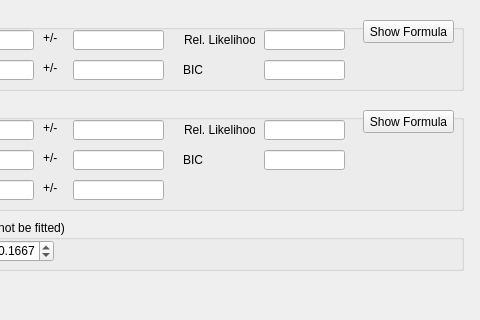
Eggeling-Lab-Microscope-Software/TRAIT2D, file gui/tab/msd.ui: the form before one commit; both pictures show x 167 to 647 and y 0 to 320 of the 647 by 800 pixel window.
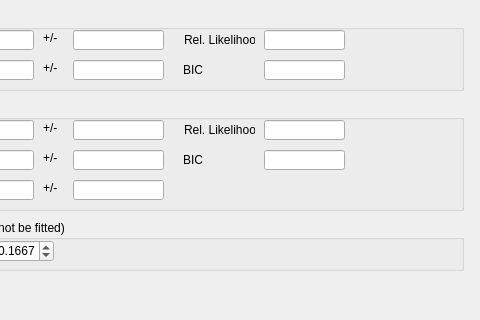
The form after the commit. Custom widgets are drawn as their Qt base class.

Commit message: remove formula buttons from GUI

The edit to the form file:
```diff
--- a/gui/tab/msd.ui
+++ b/gui/tab/msd.ui
@@ -38,19 +38,6 @@
    <property name="title">
     <string>Model 1</string>
    </property>
-   <widget class="QPushButton" name="pushButtonFormula_1">
-    <property name="geometry">
-     <rect>
-      <x>520</x>
-      <y>10</y>
-      <width>91</width>
-      <height>23</height>
-     </rect>
-    </property>
-    <property name="text">
-     <string>Show Formula</string>
-    </property>
-   </widget>
    <widget class="QLineEdit" name="lineEditParam1_1">
     <property name="geometry">
      <rect>
@@ -215,19 +202,6 @@
    <property name="title">
     <string>Model 2</string>
    </property>
-   <widget class="QPushButton" name="pushButtonFormula_2">
-    <property name="geometry">
-     <rect>
-      <x>520</x>
-      <y>10</y>
-      <width>91</width>
-      <height>23</height>
-     </rect>
-    </property>
-    <property name="text">
-     <string>Show Formula</string>
-    </property>
-   </widget>
    <widget class="QLineEdit" name="lineEditParam1_2">
     <property name="geometry">
      <rect>
```
The commit also changes 3 other files.
